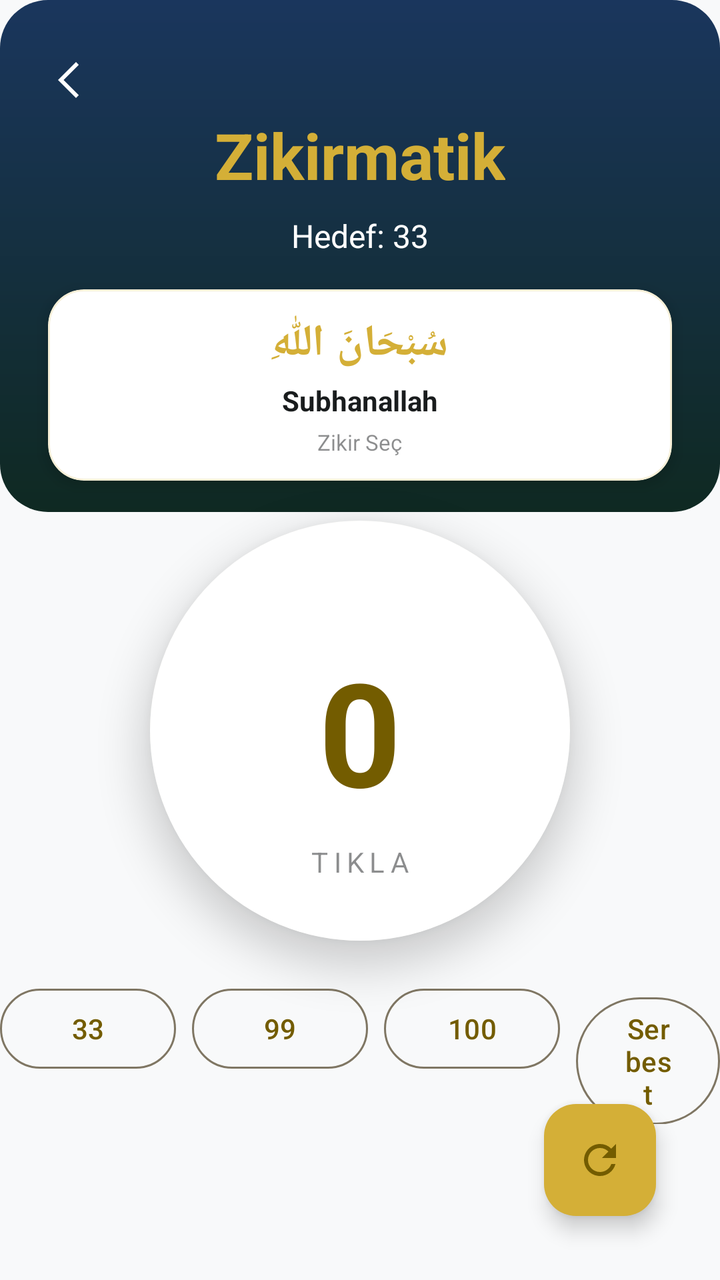
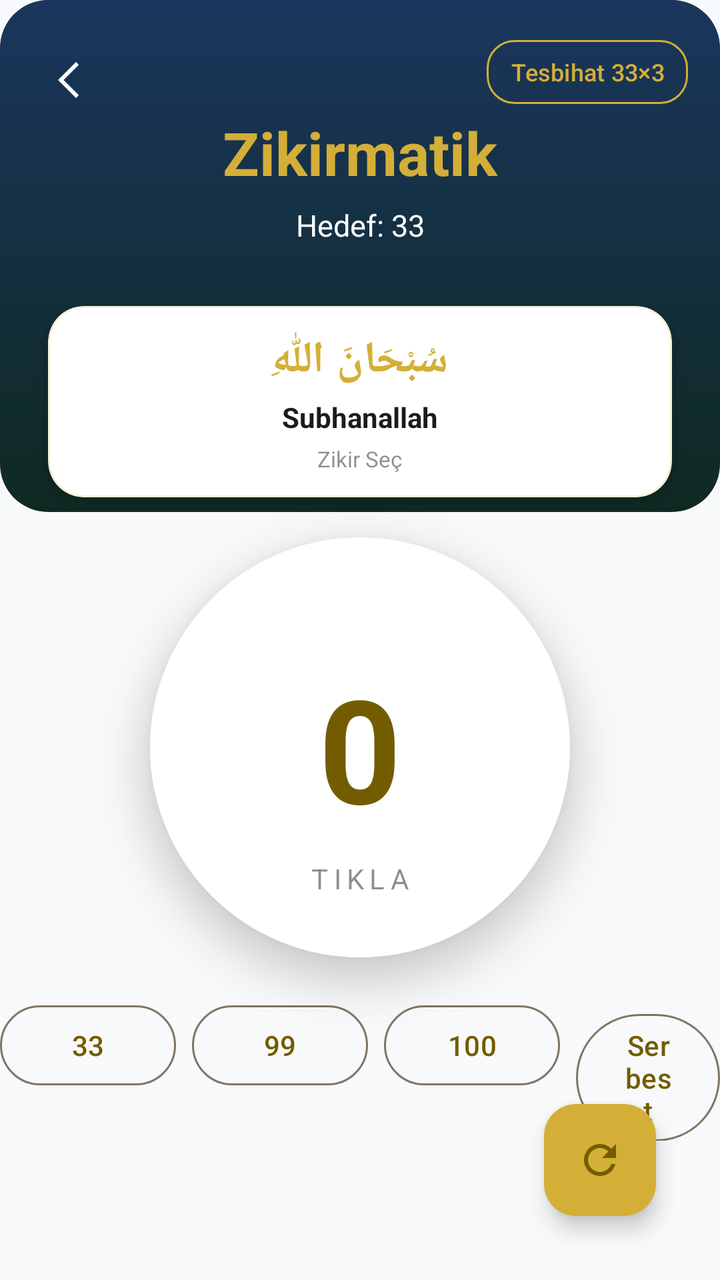

Compare the two renders of this Android layout. The source of the first and the diff that turns it into the second are given below.
<!-- AndroidManifest.xml: activity theme Theme.Hilalim -->
<!-- res/layout/activity_zikirmatik.xml -->
<?xml version="1.0" encoding="utf-8"?>
<androidx.constraintlayout.widget.ConstraintLayout xmlns:android="http://schemas.android.com/apk/res/android"
    xmlns:app="http://schemas.android.com/apk/res-auto"
    xmlns:tools="http://schemas.android.com/tools"
    android:layout_width="match_parent"
    android:layout_height="match_parent"
    android:background="@color/neutral_bg">

    <View
        android:layout_width="match_parent"
        android:layout_height="0dp"
        android:background="@drawable/bg_dark_gradient_card"
        app:layout_constraintHeight_percent="0.4"
        app:layout_constraintTop_toTopOf="parent" />

    <ImageView
        android:id="@+id/btn_back"
        android:layout_width="48dp"
        android:layout_height="48dp"
        android:layout_margin="16dp"
        android:padding="12dp"
        android:src="@drawable/ic_back_arrow"
        app:layout_constraintStart_toStartOf="parent"
        app:layout_constraintTop_toTopOf="parent"
        app:tint="@color/white" />

    <TextView
        android:id="@+id/zikirmatik_title"
        android:layout_width="wrap_content"
        android:layout_height="wrap_content"
        android:layout_marginTop="56dp"
        android:text="@string/tool_zikirmatik"
        android:textColor="@color/secondary"
        android:textSize="32sp"
        android:textStyle="bold"
        app:layout_constraintEnd_toEndOf="parent"
        app:layout_constraintStart_toStartOf="parent"
        app:layout_constraintTop_toTopOf="parent" />

    
    <TextView
        android:id="@+id/txt_target"
        android:layout_width="wrap_content"
        android:layout_height="wrap_content"
        android:layout_marginTop="8dp"
        android:text="Hedef: 33"
        android:textColor="@color/white"
        android:textSize="16sp"
        app:layout_constraintEnd_toEndOf="parent"
        app:layout_constraintStart_toStartOf="parent"
        app:layout_constraintTop_toBottomOf="@id/zikirmatik_title" />

    
    <com.google.android.material.card.MaterialCardView
        android:id="@+id/card_select_zikir"
        android:layout_width="0dp"
        android:layout_height="wrap_content"
        android:layout_marginHorizontal="24dp"
        android:layout_marginTop="16dp"
        android:clickable="true"
        android:focusable="true"
        app:cardBackgroundColor="@color/card_bg"
        app:cardCornerRadius="18dp"
        app:cardElevation="4dp"
        app:strokeColor="@color/card_stroke"
        app:strokeWidth="1dp"
        app:layout_constraintEnd_toEndOf="parent"
        app:layout_constraintStart_toStartOf="parent"
        app:layout_constraintTop_toBottomOf="@id/txt_target">

        <LinearLayout
            android:layout_width="match_parent"
            android:layout_height="wrap_content"
            android:gravity="center"
            android:orientation="vertical"
            android:paddingHorizontal="16dp"
            android:paddingVertical="12dp">

            <TextView
                android:id="@+id/txt_zikir_ar"
                android:layout_width="match_parent"
                android:layout_height="wrap_content"
                android:gravity="center"
                android:text="سُبْحَانَ اللّٰهِ"
                android:textColor="@color/secondary"
                android:textSize="22sp"
                android:textStyle="bold" />

            <TextView
                android:id="@+id/txt_zikir_tr"
                android:layout_width="match_parent"
                android:layout_height="wrap_content"
                android:layout_marginTop="4dp"
                android:gravity="center"
                android:text="Subhanallah"
                android:textColor="@color/text_primary"
                android:textSize="14sp"
                android:textStyle="bold" />

            <TextView
                android:layout_width="wrap_content"
                android:layout_height="wrap_content"
                android:layout_marginTop="4dp"
                android:text="@string/select_zikir_title"
                android:textColor="@color/text_muted"
                android:textSize="11sp" />
        </LinearLayout>
    </com.google.android.material.card.MaterialCardView>

    <com.google.android.material.card.MaterialCardView
        android:id="@+id/counter_card"
        android:layout_width="210dp"
        android:layout_height="210dp"
        android:layout_marginTop="20dp"
        app:cardCornerRadius="105dp"
        app:cardElevation="12dp"
        app:strokeWidth="0dp"
        app:layout_constraintEnd_toEndOf="parent"
        app:layout_constraintStart_toStartOf="parent"
        app:layout_constraintTop_toBottomOf="@id/card_select_zikir">

        <androidx.constraintlayout.widget.ConstraintLayout
            android:id="@+id/btn_count"
            android:layout_width="match_parent"
            android:layout_height="match_parent"
            android:background="@color/card_bg"
            android:clickable="true"
            android:focusable="true"
            android:foreground="?attr/selectableItemBackground">

            <TextView
                android:id="@+id/txt_count"
                android:layout_width="wrap_content"
                android:layout_height="wrap_content"
                android:text="0"
                android:textColor="@color/primary"
                android:textSize="72sp"
                android:textStyle="bold"
                app:layout_constraintBottom_toBottomOf="parent"
                app:layout_constraintEnd_toEndOf="parent"
                app:layout_constraintStart_toStartOf="parent"
                app:layout_constraintTop_toTopOf="parent" />

            <TextView
                android:layout_width="wrap_content"
                android:layout_height="wrap_content"
                android:layout_marginTop="8dp"
                android:text="@string/zikirmatik_tap"
                android:textColor="@color/text_muted"
                android:textSize="14sp"
                android:letterSpacing="0.2"
                app:layout_constraintEnd_toEndOf="parent"
                app:layout_constraintStart_toStartOf="parent"
                app:layout_constraintTop_toBottomOf="@id/txt_count" />

        </androidx.constraintlayout.widget.ConstraintLayout>
    </com.google.android.material.card.MaterialCardView>

    
    <LinearLayout
        android:id="@+id/target_container"
        android:layout_width="wrap_content"
        android:layout_height="wrap_content"
        android:layout_marginTop="20dp"
        android:orientation="horizontal"
        app:layout_constraintEnd_toEndOf="parent"
        app:layout_constraintStart_toStartOf="parent"
        app:layout_constraintTop_toBottomOf="@id/counter_card">

        <com.google.android.material.button.MaterialButton
            android:id="@+id/btn_target_33"
            style="@style/Widget.Material3.Button.OutlinedButton"
            android:layout_width="wrap_content"
            android:layout_height="wrap_content"
            android:text="33" />

        <com.google.android.material.button.MaterialButton
            android:id="@+id/btn_target_99"
            style="@style/Widget.Material3.Button.OutlinedButton"
            android:layout_width="wrap_content"
            android:layout_height="wrap_content"
            android:layout_marginStart="8dp"
            android:text="99" />

        <com.google.android.material.button.MaterialButton
            android:id="@+id/btn_target_100"
            style="@style/Widget.Material3.Button.OutlinedButton"
            android:layout_width="wrap_content"
            android:layout_height="wrap_content"
            android:layout_marginStart="8dp"
            android:text="100" />

        <com.google.android.material.button.MaterialButton
            android:id="@+id/btn_target_free"
            style="@style/Widget.Material3.Button.OutlinedButton"
            android:layout_width="wrap_content"
            android:layout_height="wrap_content"
            android:layout_marginStart="8dp"
            android:text="@string/target_free" />
    </LinearLayout>

    <com.google.android.material.floatingactionbutton.FloatingActionButton
        android:id="@+id/btn_reset"
        android:layout_width="wrap_content"
        android:layout_height="wrap_content"
        android:layout_marginEnd="32dp"
        android:layout_marginBottom="32dp"
        android:src="@drawable/ic_refresh"
        app:backgroundTint="@color/secondary"
        app:layout_constraintBottom_toBottomOf="parent"
        app:layout_constraintEnd_toEndOf="parent"
        app:tint="@color/primary" />

</androidx.constraintlayout.widget.ConstraintLayout>
<!-- resources referenced by this layout -->
<resources>
  <color name="card_bg">@color/white</color>
  <color name="card_stroke">#33D4AF37</color>
  <color name="neutral_bg">@color/md_theme_light_background</color>
  <color name="primary">@color/md_theme_light_primary</color>
  <color name="secondary">@color/sacred_gold</color>
  <color name="text_muted">#80191C1D</color>
  <color name="text_primary">@color/md_theme_light_onSurface</color>
  <color name="white">#FFFFFFFF</color>
  <!-- drawable bg_dark_gradient_card (drawable) -->
  <?xml version="1.0" encoding="utf-8"?>
  <shape xmlns:android="http://schemas.android.com/apk/res/android">
      
      <gradient
          android:startColor="#1A365D"
          android:endColor="#0F2922"
          android:angle="270" />
      <corners android:radius="24dp" />
  </shape>
  <!-- drawable ic_back_arrow (drawable) -->
  <vector xmlns:android="http://schemas.android.com/apk/res/android"
      android:width="24dp"
      android:height="24dp"
      android:viewportWidth="960"
      android:viewportHeight="960"
      android:autoMirrored="true"
      android:tint="?attr/colorControlNormal">
    <path
        android:fillColor="@android:color/white"
        android:pathData="M400,840L40,480L400,120L456,176L152,480L456,784L400,840Z"/>
  </vector>
  <!-- drawable ic_refresh (drawable) -->
  <vector xmlns:android="http://schemas.android.com/apk/res/android"
      android:width="24dp"
      android:height="24dp"
      android:viewportWidth="24"
      android:viewportHeight="24">
      <path
          android:fillColor="#FFFFFFFF"
          android:pathData="M17.65,6.35A7.958,7.958 0,0 0,12 4c-4.42,0 -7.99,3.58 -7.99,8s3.57,8 7.99,8c3.73,0 6.84,-2.55 7.73,-6h-2.08A5.99,5.99 0,0 1,12 18c-3.31,0 -6,-2.69 -6,-6s2.69,-6 6,-6c1.66,0 3.14,0.69 4.22,1.78L13,11h7V4l-2.35,2.35z" />
  </vector>
  <string name="select_zikir_title">Zikir Seç</string>
  <string name="target_free">Serbest</string>
  <string name="tool_zikirmatik">Zikirmatik</string>
  <string name="zikirmatik_tap">TIKLA</string>
  <style name="Theme.Hilalim" parent="Base.Theme.Hilalim" />
  <color name="md_theme_light_background">#F8F9FA</color>
  <color name="md_theme_light_primary">#735C00</color>
  <color name="sacred_gold">#D4AF37</color>
  <color name="md_theme_light_onSurface">#191C1D</color>
  <color name="md_theme_light_onPrimary">#FFFFFF</color>
  <color name="md_theme_light_primaryContainer">#D4AF37</color>
  <color name="md_theme_light_onPrimaryContainer">#554300</color>
  <color name="md_theme_light_secondary">#5E5F5C</color>
  <color name="md_theme_light_onSecondary">#FFFFFF</color>
  <color name="md_theme_light_secondaryContainer">#E0E0DC</color>
  <color name="md_theme_light_onSecondaryContainer">#626360</color>
  <color name="md_theme_light_tertiary">#5F5F56</color>
  <color name="md_theme_light_onTertiary">#FFFFFF</color>
  <color name="md_theme_light_tertiaryContainer">#B4B3A8</color>
  <color name="md_theme_light_onTertiaryContainer">#45453D</color>
  <color name="md_theme_light_surface">#F8F9FA</color>
  <color name="md_theme_light_surfaceVariant">#E1E3E4</color>
  <color name="md_theme_light_onSurfaceVariant">#4D4635</color>
  <color name="md_theme_light_outline">#7F7663</color>
  <color name="md_theme_light_inverseSurface">#2E3132</color>
  <color name="md_theme_light_inverseOnSurface">#EFF1F2</color>
  <color name="md_theme_light_error">#BA1A1A</color>
  <color name="md_theme_light_onError">#FFFFFF</color>
  <color name="md_theme_light_errorContainer">#FFDAD6</color>
  <color name="md_theme_light_onErrorContainer">#93000A</color>
  <!-- unchanged entries left out for length: 1 -->
</resources>

<!-- the commit's change to res/layout/activity_zikirmatik.xml (unified diff, before → after) -->
@@ -24,6 +24,22 @@
         app:layout_constraintTop_toTopOf="parent"
         app:tint="@color/white" />
 
+    <com.google.android.material.button.MaterialButton
+        android:id="@+id/btn_tesbihat_mode"
+        style="@style/Widget.Material3.Button.OutlinedButton"
+        android:layout_width="wrap_content"
+        android:layout_height="40dp"
+        android:layout_margin="16dp"
+        android:paddingHorizontal="12dp"
+        android:text="@string/tesbihat_mode_label"
+        android:textAllCaps="false"
+        android:textColor="@color/gold"
+        android:textSize="12sp"
+        app:cornerRadius="14dp"
+        app:layout_constraintEnd_toEndOf="parent"
+        app:layout_constraintTop_toTopOf="parent"
+        app:strokeColor="@color/gold" />
+
     <TextView
         android:id="@+id/zikirmatik_title"
         android:layout_width="wrap_content"
@@ -31,7 +47,7 @@
         android:layout_marginTop="56dp"
         android:text="@string/tool_zikirmatik"
         android:textColor="@color/secondary"
-        android:textSize="32sp"
+        android:textSize="30sp"
         android:textStyle="bold"
         app:layout_constraintEnd_toEndOf="parent"
         app:layout_constraintStart_toStartOf="parent"
@@ -42,13 +58,24 @@
         android:id="@+id/txt_target"
         android:layout_width="wrap_content"
         android:layout_height="wrap_content"
-        android:layout_marginTop="8dp"
+        android:layout_marginTop="6dp"
         android:text="Hedef: 33"
         android:textColor="@color/white"
-        android:textSize="16sp"
+        android:textSize="15sp"
         app:layout_constraintEnd_toEndOf="parent"
         app:layout_constraintStart_toStartOf="parent"
         app:layout_constraintTop_toBottomOf="@id/zikirmatik_title" />
+
+    <TextView
+        android:id="@+id/txt_zikir_stats"
+        android:layout_width="wrap_content"
+        android:layout_height="wrap_content"
+        android:layout_marginTop="2dp"
+        android:textColor="@color/gold"
+        android:textSize="12sp"
+        app:layout_constraintEnd_toEndOf="parent"
+        app:layout_constraintStart_toStartOf="parent"
+        app:layout_constraintTop_toBottomOf="@id/txt_target" />
 
     
     <com.google.android.material.card.MaterialCardView
@@ -56,7 +83,7 @@
         android:layout_width="0dp"
         android:layout_height="wrap_content"
         android:layout_marginHorizontal="24dp"
-        android:layout_marginTop="16dp"
+        android:layout_marginTop="12dp"
         android:clickable="true"
         android:focusable="true"
         app:cardBackgroundColor="@color/card_bg"
@@ -66,7 +93,7 @@
         app:strokeWidth="1dp"
         app:layout_constraintEnd_toEndOf="parent"
         app:layout_constraintStart_toStartOf="parent"
-        app:layout_constraintTop_toBottomOf="@id/txt_target">
+        app:layout_constraintTop_toBottomOf="@id/txt_zikir_stats">
 
         <LinearLayout
             android:layout_width="match_parent"
<!-- resource entries referenced after the edit -->
@@ -2,6 +2,7 @@
 <resources>
   <color name="card_bg">@color/white</color>
   <color name="card_stroke">#33D4AF37</color>
+  <color name="gold">#D4AF37</color>
   <color name="neutral_bg">@color/md_theme_light_background</color>
   <color name="primary">@color/md_theme_light_primary</color>
   <color name="secondary">@color/sacred_gold</color>
@@ -42,6 +43,7 @@
   </vector>
   <string name="select_zikir_title">Zikir Seç</string>
   <string name="target_free">Serbest</string>
+  <string name="tesbihat_mode_label">Tesbihat 33×3</string>
   <string name="tool_zikirmatik">Zikirmatik</string>
   <string name="zikirmatik_tap">TIKLA</string>
   <style name="Theme.Hilalim" parent="Base.Theme.Hilalim" />
